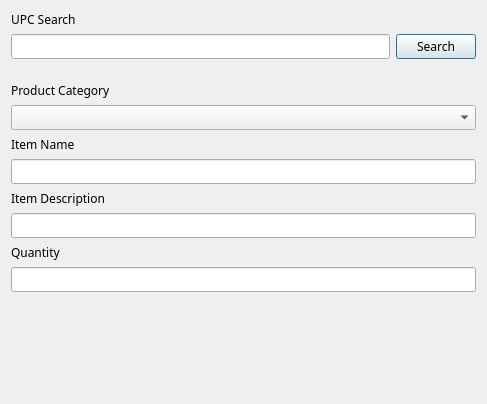
Old version of the form Windows/ManualAddDialog.ui in the repository addisonElliott/SmartShopTouchScreen.
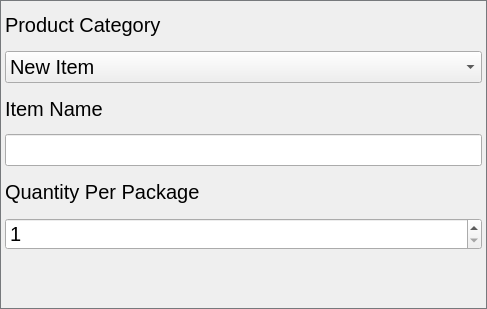
New version of the form. Icons and pictures are not drawn. Custom widgets are drawn as their Qt base class.

Commit message: Began Implementation of Manual Add Dialog

```diff
--- a/Windows/ManualAddDialog.ui
+++ b/Windows/ManualAddDialog.ui
@@ -7,9 +7,15 @@
     <x>0</x>
     <y>0</y>
     <width>487</width>
-    <height>404</height>
+    <height>309</height>
    </rect>
   </property>
+  <property name="sizePolicy">
+   <sizepolicy hsizetype="Preferred" vsizetype="Maximum">
+    <horstretch>0</horstretch>
+    <verstretch>0</verstretch>
+   </sizepolicy>
+  </property>
   <property name="font">
    <font>
     <family>Cronus Round</family>
@@ -18,102 +24,108 @@
   <property name="windowTitle">
    <string>Dialog</string>
   </property>
+  <property name="styleSheet">
+   <string notr="true">QDialog
+{
+	border: 1px solid #76797C;
+}</string>
+  </property>
+  <property name="sizeGripEnabled">
+   <bool>false</bool>
+  </property>
+  <property name="modal">
+   <bool>false</bool>
+  </property>
   <layout class="QGridLayout" name="gridLayout">
-   <item row="0" column="0">
-    <layout class="QVBoxLayout" name="verticalLayout">
-     <property name="sizeConstraint">
-      <enum>QLayout::SetMinimumSize</enum>
+   <property name="leftMargin">
+    <number>5</number>
+   </property>
+   <property name="topMargin">
+    <number>5</number>
+   </property>
+   <property name="rightMargin">
+    <number>5</number>
+   </property>
+   <property name="bottomMargin">
+    <number>5</number>
+   </property>
+   <item row="6" column="0">
+    <widget class="TouchSpinBox" name="quantitySpinBox">
+     <property name="font">
+      <font>
+       <family>Segoe UI</family>
+       <pointsize>15</pointsize>
+      </font>
      </property>
-     <property name="bottomMargin">
-      <number>0</number>
+     <property name="mouseTracking">
+      <bool>false</bool>
      </property>
-     <item>
-      <widget class="QLabel" name="label_6">
-       <property name="text">
-        <string>UPC Search</string>
-       </property>
-      </widget>
-     </item>
-     <item>
-      <layout class="QHBoxLayout" name="horizontalLayout">
-       <item>
-        <widget class="QLineEdit" name="lineEdit_2"/>
-       </item>
-       <item>
-        <widget class="QPushButton" name="UPCSearch">
-         <property name="text">
-          <string>Search</string>
-         </property>
-        </widget>
-       </item>
-      </layout>
-     </item>
-     <item>
-      <spacer name="verticalSpacer">
-       <property name="orientation">
-        <enum>Qt::Vertical</enum>
-       </property>
-       <property name="sizeHint" stdset="0">
-        <size>
-         <width>20</width>
-         <height>40</height>
-        </size>
-       </property>
-      </spacer>
-     </item>
-     <item>
-      <widget class="QLabel" name="label_2">
-       <property name="text">
-        <string>Product Category</string>
-       </property>
-      </widget>
-     </item>
-     <item>
-      <widget class="QComboBox" name="comboBox"/>
-     </item>
-     <item>
-      <widget class="QLabel" name="label_3">
-       <property name="text">
-        <string>Item Name</string>
-       </property>
-      </widget>
-     </item>
-     <item>
-      <widget class="QLineEdit" name="lineEdit"/>
-     </item>
-     <item>
-      <widget class="QLabel" name="label_4">
-       <property name="text">
-        <string>Item Description</string>
-       </property>
-      </widget>
-     </item>
-     <item>
-      <widget class="QLineEdit" name="lineEdit_3"/>
-     </item>
-     <item>
-      <widget class="QLabel" name="label_5">
-       <property name="text">
-        <string>Quantity</string>
-       </property>
-      </widget>
-     </item>
-     <item>
-      <widget class="QLineEdit" name="lineEdit_4"/>
-     </item>
-     <item>
-      <layout class="QHBoxLayout" name="horizontalLayout_3">
-       <property name="topMargin">
-        <number>0</number>
-       </property>
-      </layout>
-     </item>
-    </layout>
+     <property name="focusPolicy">
+      <enum>Qt::ClickFocus</enum>
+     </property>
+     <property name="contextMenuPolicy">
+      <enum>Qt::PreventContextMenu</enum>
+     </property>
+     <property name="buttonSymbols">
+      <enum>QAbstractSpinBox::UpDownArrows</enum>
+     </property>
+     <property name="minimum">
+      <number>1</number>
+     </property>
+     <property name="maximum">
+      <number>1000000000</number>
+     </property>
+    </widget>
    </item>
-   <item row="1" column="0">
+   <item row="5" column="0">
+    <widget class="QLabel" name="label">
+     <property name="font">
+      <font>
+       <family>Segoe UI</family>
+       <pointsize>15</pointsize>
+      </font>
+     </property>
+     <property name="text">
+      <string>Quantity Per Package</string>
+     </property>
+    </widget>
+   </item>
+   <item row="4" column="0">
+    <widget class="QLineEdit" name="nameEdit">
+     <property name="font">
+      <font>
+       <family>Segoe UI</family>
+       <pointsize>15</pointsize>
+      </font>
+     </property>
+     <property name="contextMenuPolicy">
+      <enum>Qt::PreventContextMenu</enum>
+     </property>
+     <property name="maxLength">
+      <number>20</number>
+     </property>
+    </widget>
+   </item>
+   <item row="3" column="0">
+    <widget class="QLabel" name="label_3">
+     <property name="font">
+      <font>
+       <family>Segoe UI</family>
+       <pointsize>15</pointsize>
+      </font>
+     </property>
+     <property name="text">
+      <string>Item Name</string>
+     </property>
+    </widget>
+   </item>
+   <item row="7" column="0">
     <layout class="QHBoxLayout" name="horizontalLayout_2">
+     <property name="spacing">
+      <number>15</number>
+     </property>
      <property name="topMargin">
-      <number>50</number>
+      <number>0</number>
      </property>
      <item>
       <spacer name="horizontalSpacer">
@@ -129,17 +141,17 @@
       </spacer>
      </item>
      <item>
-      <widget class="QPushButton" name="confirmButton">
+      <widget class="TouchButton" name="confirmBtn">
        <property name="minimumSize">
         <size>
-         <width>45</width>
-         <height>45</height>
+         <width>48</width>
+         <height>48</height>
         </size>
        </property>
        <property name="maximumSize">
         <size>
-         <width>45</width>
-         <height>45</height>
+         <width>48</width>
+         <height>48</height>
         </size>
        </property>
        <property name="styleSheet">
@@ -155,24 +167,24 @@
        </property>
        <property name="iconSize">
         <size>
-         <width>40</width>
-         <height>40</height>
+         <width>48</width>
+         <height>48</height>
         </size>
        </property>
       </widget>
      </item>
      <item>
-      <widget class="QPushButton" name="cancelButton">
+      <widget class="TouchButton" name="cancelBtn">
        <property name="minimumSize">
         <size>
-         <width>45</width>
-         <height>45</height>
+         <width>48</width>
+         <height>48</height>
         </size>
        </property>
        <property name="maximumSize">
         <size>
-         <width>45</width>
-         <height>45</height>
+         <width>48</width>
+         <height>48</height>
         </size>
        </property>
        <property name="styleSheet">
@@ -188,16 +200,136 @@
        </property>
        <property name="iconSize">
         <size>
-         <width>40</width>
-         <height>40</height>
+         <width>48</width>
+         <height>48</height>
         </size>
        </property>
       </widget>
      </item>
     </layout>
    </item>
+   <item row="0" column="0">
+    <widget class="QLabel" name="label_2">
+     <property name="font">
+      <font>
+       <family>Segoe UI</family>
+       <pointsize>15</pointsize>
+      </font>
+     </property>
+     <property name="text">
+      <string>Product Category</string>
+     </property>
+    </widget>
+   </item>
+   <item row="2" column="0">
+    <widget class="QComboBox" name="categoryComboBox">
+     <property name="font">
+      <font>
+       <family>Segoe UI</family>
+       <pointsize>15</pointsize>
+      </font>
+     </property>
+     <item>
+      <property name="text">
+       <string>New Item</string>
+      </property>
+     </item>
+     <item>
+      <property name="text">
+       <string>New Item</string>
+      </property>
+     </item>
+     <item>
+      <property name="text">
+       <string>New Item</string>
+      </property>
+     </item>
+     <item>
+      <property name="text">
+       <string>New Item</string>
+      </property>
+     </item>
+     <item>
+      <property name="text">
+       <string>New Item</string>
+      </property>
+     </item>
+     <item>
+      <property name="text">
+       <string>New Item</string>
+      </property>
+     </item>
+     <item>
+      <property name="text">
+       <string>New Item</string>
+      </property>
+     </item>
+     <item>
+      <property name="text">
+       <string>New Item</string>
+      </property>
+     </item>
+     <item>
+      <property name="text">
+       <string>New Item</string>
+      </property>
+     </item>
+     <item>
+      <property name="text">
+       <string>New Item</string>
+      </property>
+     </item>
+     <item>
+      <property name="text">
+       <string>New Item</string>
+      </property>
+     </item>
+     <item>
+      <property name="text">
+       <string>New Item</string>
+      </property>
+     </item>
+     <item>
+      <property name="text">
+       <string>New Item</string>
+      </property>
+     </item>
+     <item>
+      <property name="text">
+       <string>New Item</string>
+      </property>
+     </item>
+     <item>
+      <property name="text">
+       <string>New Item</string>
+      </property>
+     </item>
+     <item>
+      <property name="text">
+       <string>New Item</string>
+      </property>
+     </item>
+     <item>
+      <property name="text">
+       <string>New Item</string>
+      </property>
+     </item>
+    </widget>
+   </item>
   </layout>
  </widget>
+ <customwidgets>
+  <customwidget>
+   <class>TouchButton</class>
+   <extends>QPushButton</extends>
+   <header>Widgets/touchButton.h</header>
+  </customwidget>
+  <customwidget>
+   <class>TouchSpinBox</class>
+   <extends>QSpinBox</extends>
+   <header>Widgets/touchSpinBox.h</header>
+  </customwidget>
+ </customwidgets>
  <resources>
   <include location="../QDarkStylesheet/style.qrc"/>
   <include location="../Resource_BY.qrc"/>
```
Left out of the diff: 3 changed lines with no effect on the pictures. The commit also changes 15 other files.
